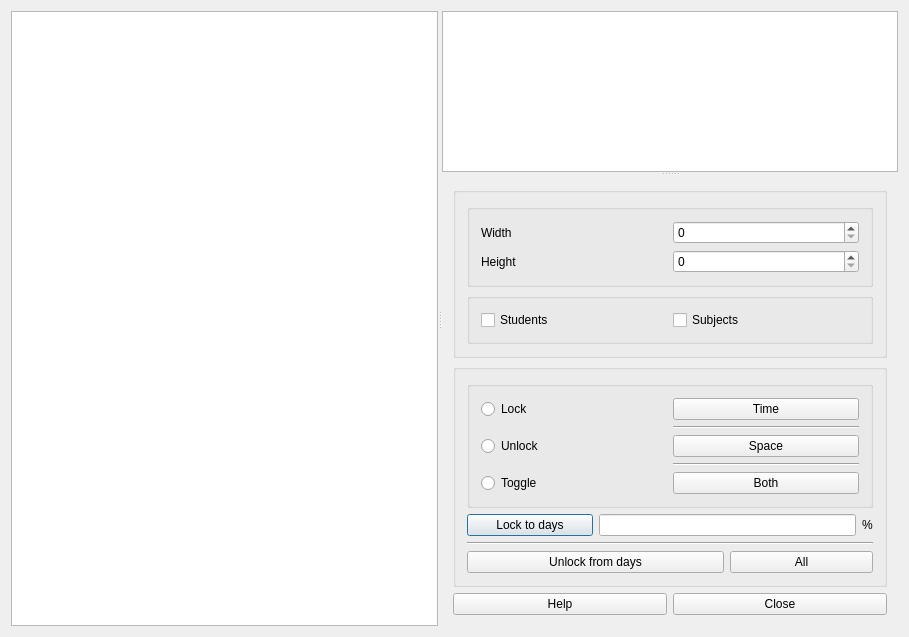
First picture: the form in fet/src/interface/timetableviewteacherstimehorizontalform_template.ui, repository vonmecheln/fet, before the edit.
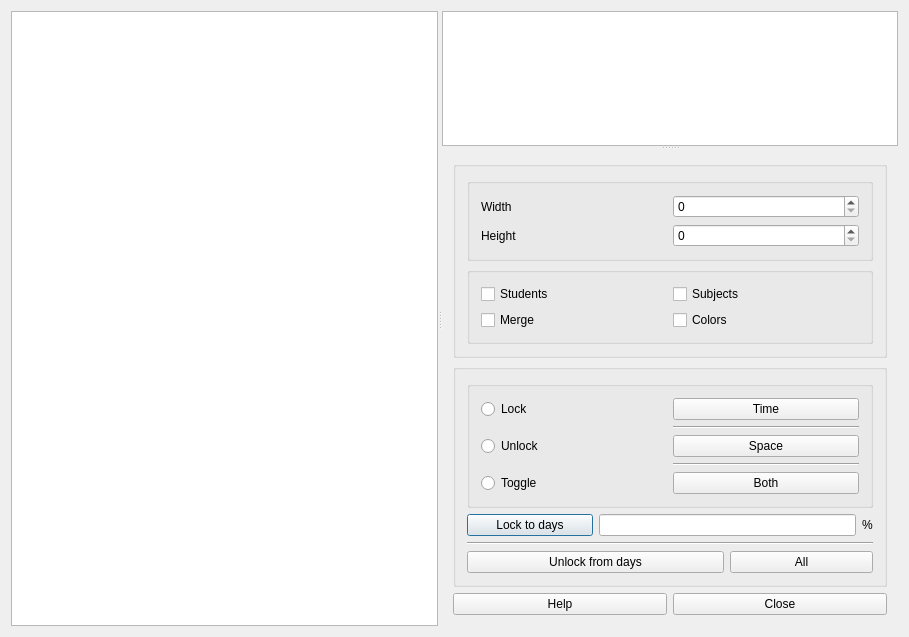
Second picture: the form after the edit.

Diff of the .ui file:
```diff
--- a/fet/src/interface/timetableviewteacherstimehorizontalform_template.ui
+++ b/fet/src/interface/timetableviewteacherstimehorizontalform_template.ui
@@ -90,6 +90,20 @@
                 </property>
                </widget>
               </item>
+              <item row="1" column="0">
+               <widget class="QCheckBox" name="spanCheckBox">
+                <property name="text">
+                 <string extracomment="It means that the cells for the same activity will be merged.">Merge</string>
+                </property>
+               </widget>
+              </item>
+              <item row="1" column="1">
+               <widget class="QCheckBox" name="colorsCheckBox">
+                <property name="text">
+                 <string extracomment="It means to use colors in the timetable view.">Colors</string>
+                </property>
+               </widget>
+              </item>
              </layout>
             </widget>
            </item>
```
Left out of the diff: 10 changed lines with no effect on the pictures.
